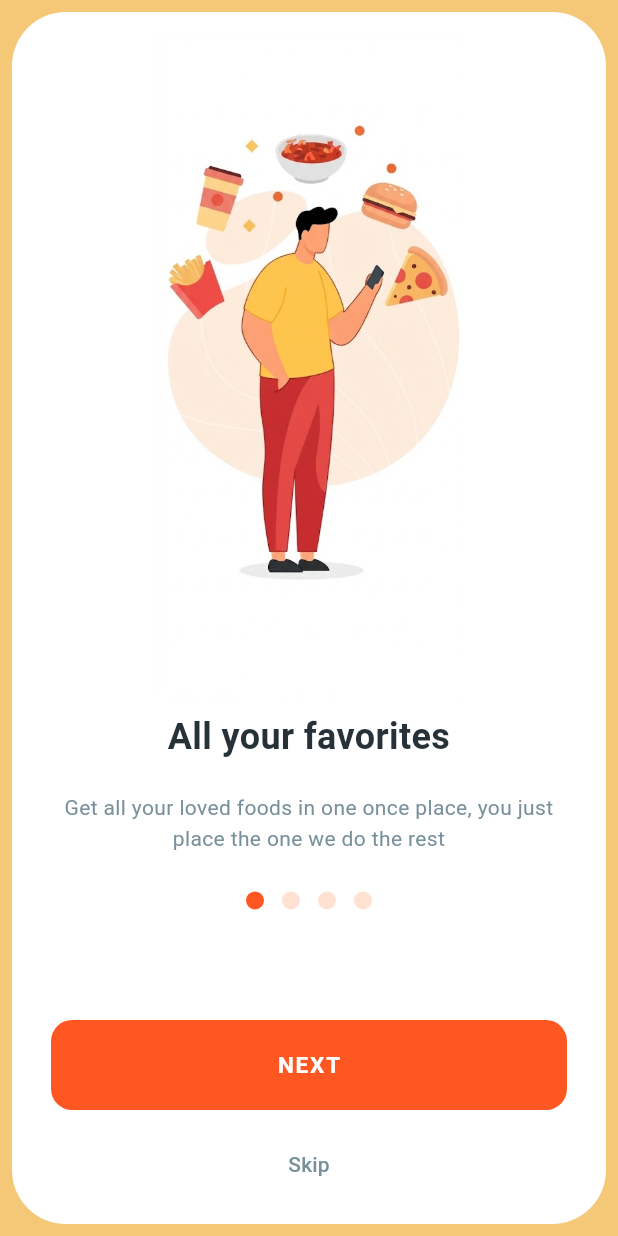
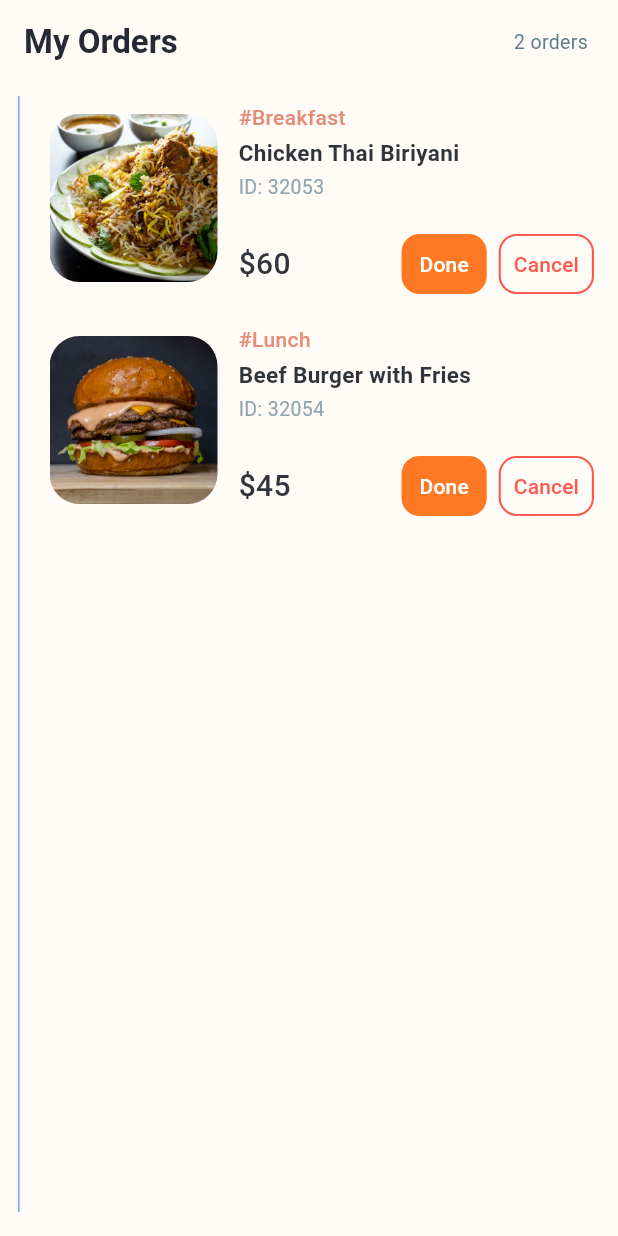
Before and after one commit to az2909903-stack/uts_dart, a Flutter app: the screen it shows after launch, after a tap on "NEXT", on a phone screen of 412 x 824 dp. Run offline on Flutter 3.47's test engine with Material 3 defaults, Android fonts, the phone set to English and light mode, and no system bars.

Commit message:
Add two-item order list screen
Co-authored-by: Copilot <223556219+Copilot@users.noreply.github.com>

```diff
--- a/lib/main.dart
+++ b/lib/main.dart
@@ -1,4 +1,6 @@
 import 'package:flutter/material.dart';
+
+import 'pages/order.dart';
 
 void main() {
   runApp(const MyApp());
@@ -92,7 +94,14 @@ class OnboardingPage extends StatelessWidget {
                   width: double.infinity,
                   height: 60,
                   child: ElevatedButton(
-                    onPressed: () {},
+                    onPressed: () {
+                      Navigator.pushReplacement(
+                        context,
+                        MaterialPageRoute(
+                          builder: (context) => const OrderPage(),
+                        ),
+                      );
+                    },
                     style: ElevatedButton.styleFrom(
                       backgroundColor: Colors.deepOrange,
                       foregroundColor: Colors.white,
@@ -116,7 +125,14 @@ class OnboardingPage extends StatelessWidget {
 
                 // Tombol SKIP
                 TextButton(
-                  onPressed: () {},
+                  onPressed: () {
+                    Navigator.pushReplacement(
+                      context,
+                      MaterialPageRoute(
+                        builder: (context) => const OrderPage(),
+                      ),
+                    );
+                  },
                   child: Text(
                     'Skip',
                     style: TextStyle(
--- a/lib/pages/order.dart
+++ b/lib/pages/order.dart
@@ -0,0 +1,313 @@
+import 'package:flutter/material.dart';
+
+final List<Map<String, dynamic>> dummyOrders = [
+  {
+    'id': 32053,
+    'category': 'Breakfast',
+    'title': 'Chicken Thai Biriyani',
+    'price': 60,
+    'imageUrl': 'assets/image/orders/chicken_thai_biriyani.jpg',
+    'status': 'pending',
+  },
+  {
+    'id': 32054,
+    'category': 'Lunch',
+    'title': 'Beef Burger with Fries',
+    'price': 45,
+    'imageUrl': 'assets/image/orders/beef_burger_fries.jpg',
+    'status': 'pending',
+  },
+];
+
+class OrderPage extends StatefulWidget {
+  const OrderPage({super.key});
+
+  @override
+  State<OrderPage> createState() => _OrderPageState();
+}
+
+class _OrderPageState extends State<OrderPage> {
+  late final List<Map<String, dynamic>> _orders = dummyOrders
+      .map((order) => Map<String, dynamic>.from(order))
+      .toList();
+
+  void _updateOrderStatus(int index, String status) {
+    setState(() {
+      _orders[index]['status'] = status;
+    });
+  }
+
+  @override
+  Widget build(BuildContext context) {
+    return Scaffold(
+      backgroundColor: const Color(0xFFFFFBF7),
+      appBar: AppBar(
+        backgroundColor: const Color(0xFFFFFBF7),
+        foregroundColor: const Color(0xFF252A34),
+        elevation: 0,
+        title: const Text(
+          'My Orders',
+          style: TextStyle(fontWeight: FontWeight.bold),
+        ),
+        actions: [
+          Center(
+            child: Padding(
+              padding: const EdgeInsets.only(right: 20),
+              child: Text(
+                '${_orders.length} orders',
+                style: TextStyle(color: Colors.blueGrey[500], fontSize: 13),
+              ),
+            ),
+          ),
+        ],
+      ),
+      body: SafeArea(
+        top: false,
+        child: Padding(
+          padding: const EdgeInsets.fromLTRB(12, 8, 16, 16),
+          child: Container(
+            decoration: const BoxDecoration(
+              border: Border(
+                left: BorderSide(color: Color(0xFF6CA8FF), width: 1),
+              ),
+            ),
+            child: ListView.separated(
+              padding: const EdgeInsets.fromLTRB(20, 4, 0, 4),
+              itemCount: _orders.length,
+              separatorBuilder: (context, index) => const SizedBox(height: 20),
+              itemBuilder: (context, index) {
+                final order = _orders[index];
+                return _OrderTile(
+                  order: order,
+                  onStatusChanged: (status) =>
+                      _updateOrderStatus(index, status),
+                );
+              },
+            ),
+          ),
+        ),
+      ),
+    );
+  }
+}
+
+class _OrderTile extends StatelessWidget {
+  const _OrderTile({required this.order, required this.onStatusChanged});
+
+  final Map<String, dynamic> order;
+  final ValueChanged<String> onStatusChanged;
+
+  @override
+  Widget build(BuildContext context) {
+    final status = order['status'] as String;
+
+    Widget price(bool compact) => Text(
+      '\$${order['price']}',
+      style: TextStyle(
+        color: const Color(0xFF30343B),
+        fontSize: compact ? 18 : 20,
+        fontWeight: FontWeight.w500,
+      ),
+    );
+
+    Widget actions(bool compact) {
+      if (status != 'pending') {
+        return _OrderStatus(status: status);
+      }
+
+      return Row(
+        mainAxisSize: MainAxisSize.min,
+        children: [
+          _OrderActionButton(
+            label: 'Done',
+            filled: true,
+            compact: compact,
+            onPressed: () => onStatusChanged('done'),
+          ),
+          SizedBox(width: compact ? 6 : 8),
+          _OrderActionButton(
+            label: 'Cancel',
+            filled: false,
+            compact: compact,
+            onPressed: () => onStatusChanged('cancelled'),
+          ),
+        ],
+      );
+    }
+
+    return LayoutBuilder(
+      builder: (context, constraints) {
+        final compact = constraints.maxWidth < 360;
+        final imageSize = compact ? 88.0 : 112.0;
+
+        return SizedBox(
+          height: compact ? 144 : 128,
+          child: Row(
+            children: [
+              ClipRRect(
+                borderRadius: BorderRadius.circular(compact ? 16 : 20),
+                child: Image.asset(
+                  order['imageUrl'] as String,
+                  width: imageSize,
+                  height: imageSize,
+                  fit: BoxFit.cover,
+                  errorBuilder: (context, error, stackTrace) => Container(
+                    width: imageSize,
+                    height: imageSize,
+                    color: const Color(0xFFFFE6D6),
+                    alignment: Alignment.center,
+                    child: const Icon(
+                      Icons.restaurant,
+                      color: Colors.deepOrange,
+                      size: 36,
+                    ),
+                  ),
+                ),
+              ),
+              SizedBox(width: compact ? 10 : 14),
+              Expanded(
+                child: Column(
+                  crossAxisAlignment: CrossAxisAlignment.start,
+                  children: [
+                    Text(
+                      '#${order['category']}',
+                      maxLines: 1,
+                      overflow: TextOverflow.ellipsis,
+                      style: TextStyle(
+                        color: const Color(0xFFE58B76),
+                        fontSize: compact ? 13 : 14,
+                        fontWeight: FontWeight.w500,
+                      ),
+                    ),
+                    const SizedBox(height: 3),
+                    Text(
+                      order['title'] as String,
+                      maxLines: 1,
+                      overflow: TextOverflow.ellipsis,
+                      style: TextStyle(
+                        color: const Color(0xFF30343B),
+                        fontSize: compact ? 14 : 15,
+                        fontWeight: FontWeight.bold,
+                      ),
+                    ),
+                    const SizedBox(height: 3),
+                    Text(
+                      'ID: ${order['id']}',
+                      style: TextStyle(
+                        color: Colors.blueGrey[300],
+                        fontSize: 13,
+                      ),
+                    ),
+                    const Spacer(),
+                    if (compact)
+                      Column(
+                        crossAxisAlignment: CrossAxisAlignment.stretch,
+                        children: [
+                          Row(children: [price(compact), const Spacer()]),
+                          const SizedBox(height: 4),
+                          Align(
+                            alignment: Alignment.centerRight,
+                            child: actions(compact),
+                          ),
+                        ],
+                      )
+                    else
+                      Row(
+                        children: [
+                          Expanded(child: price(compact)),
+                          actions(compact),
+                        ],
+                      ),
+                  ],
+                ),
+              ),
+            ],
+          ),
+        );
+      },
+    );
+  }
+}
+
+class _OrderActionButton extends StatelessWidget {
+  const _OrderActionButton({
+    required this.label,
+    required this.filled,
+    required this.compact,
+    required this.onPressed,
+  });
+
+  final String label;
+  final bool filled;
+  final bool compact;
+  final VoidCallback onPressed;
+
+  @override
+  Widget build(BuildContext context) {
+    final color = filled ? const Color(0xFFFF7925) : const Color(0xFFFF594F);
+
+    return SizedBox(
+      height: 40,
+      child: filled
+          ? ElevatedButton(
+              onPressed: onPressed,
+              style: ElevatedButton.styleFrom(
+                backgroundColor: color,
+                foregroundColor: Colors.white,
+                elevation: 0,
+                minimumSize: const Size(0, 40),
+                tapTargetSize: MaterialTapTargetSize.shrinkWrap,
+                visualDensity: VisualDensity.compact,
+                padding: EdgeInsets.symmetric(horizontal: compact ? 6 : 12),
+                shape: RoundedRectangleBorder(
+                  borderRadius: BorderRadius.circular(12),
+                ),
+              ),
+              child: Text(label, style: TextStyle(fontSize: compact ? 12 : 14)),
+            )
+          : OutlinedButton(
+              onPressed: onPressed,
+              style: OutlinedButton.styleFrom(
+                foregroundColor: color,
+                side: BorderSide(color: color, width: 1.4),
+                minimumSize: const Size(0, 40),
+                tapTargetSize: MaterialTapTargetSize.shrinkWrap,
+                visualDensity: VisualDensity.compact,
+                padding: EdgeInsets.symmetric(horizontal: compact ? 6 : 10),
+                shape: RoundedRectangleBorder(
+                  borderRadius: BorderRadius.circular(12),
+                ),
+              ),
+              child: Text(label, style: TextStyle(fontSize: compact ? 12 : 14)),
+            ),
+    );
+  }
+}
+
+class _OrderStatus extends StatelessWidget {
+  const _OrderStatus({required this.status});
+
+  final String status;
+
+  @override
+  Widget build(BuildContext context) {
+    final completed = status == 'done';
+    final color = completed ? const Color(0xFF27845A) : const Color(0xFFD94B45);
+
+    return Container(
+      padding: const EdgeInsets.symmetric(horizontal: 10, vertical: 8),
+      decoration: BoxDecoration(
+        color: color.withValues(alpha: 0.1),
+        borderRadius: BorderRadius.circular(10),
+      ),
+      child: Text(
+        completed ? 'Done' : 'Cancelled',
+        style: TextStyle(
+          color: color,
+          fontSize: 12,
+          fontWeight: FontWeight.w600,
+        ),
+      ),
+    );
+  }
+}
--- a/pubspec.yaml
+++ b/pubspec.yaml
@@ -59,6 +59,7 @@ flutter:
 
   assets:
     - assets/image/food_illustration.jpg
+    - assets/image/orders/
 
   # To add assets to your application, add an assets section, like this:
   # assets:
```
Also changed, not shown: assets/image/orders/beef_burger_fries.jpg (added), assets/image/orders/chicken_thai_biriyani.jpg (added), 1 other file.
